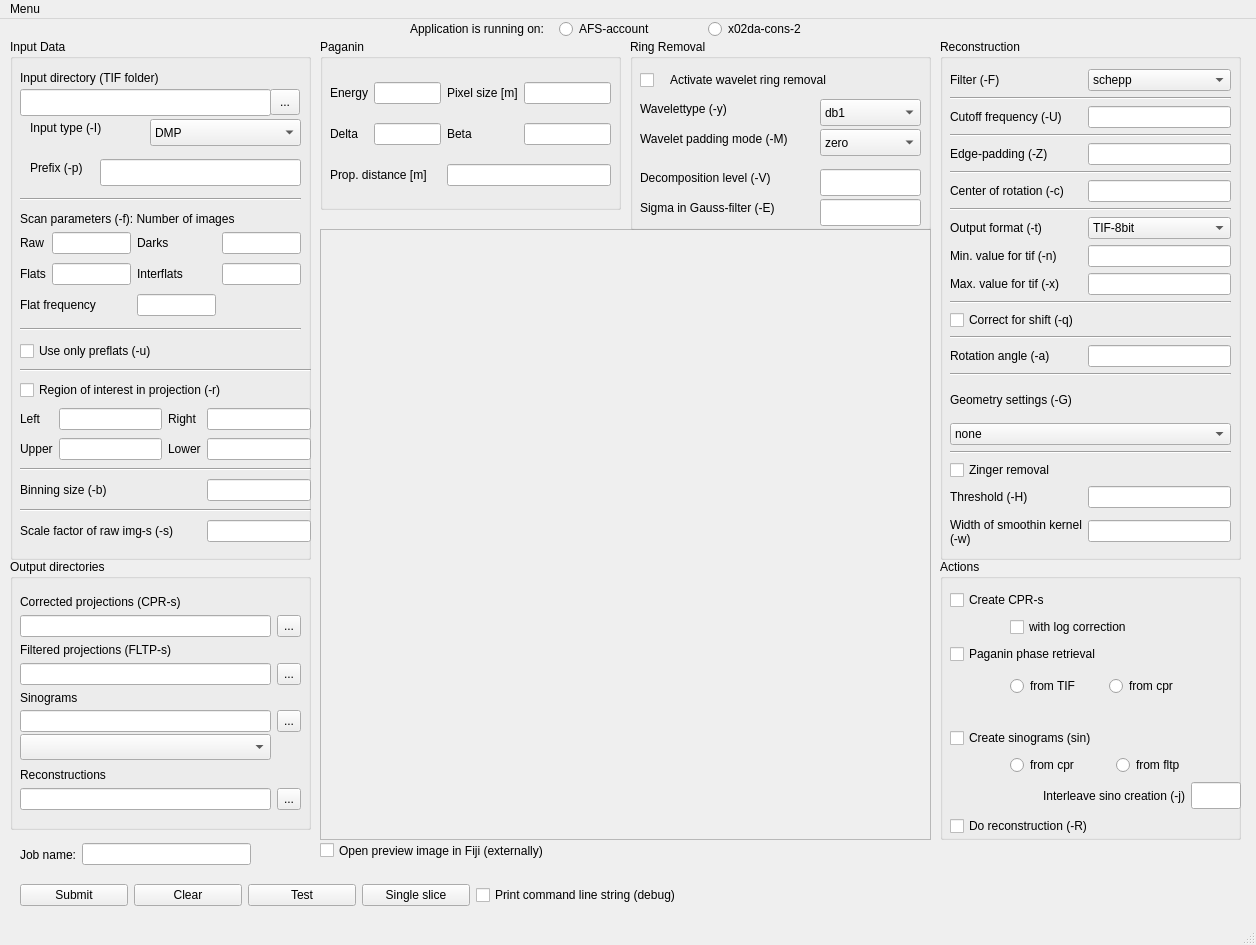
This is gui.ui in gnudo/grecoman as Qt 5 draws it before an edit. The edited form follows.
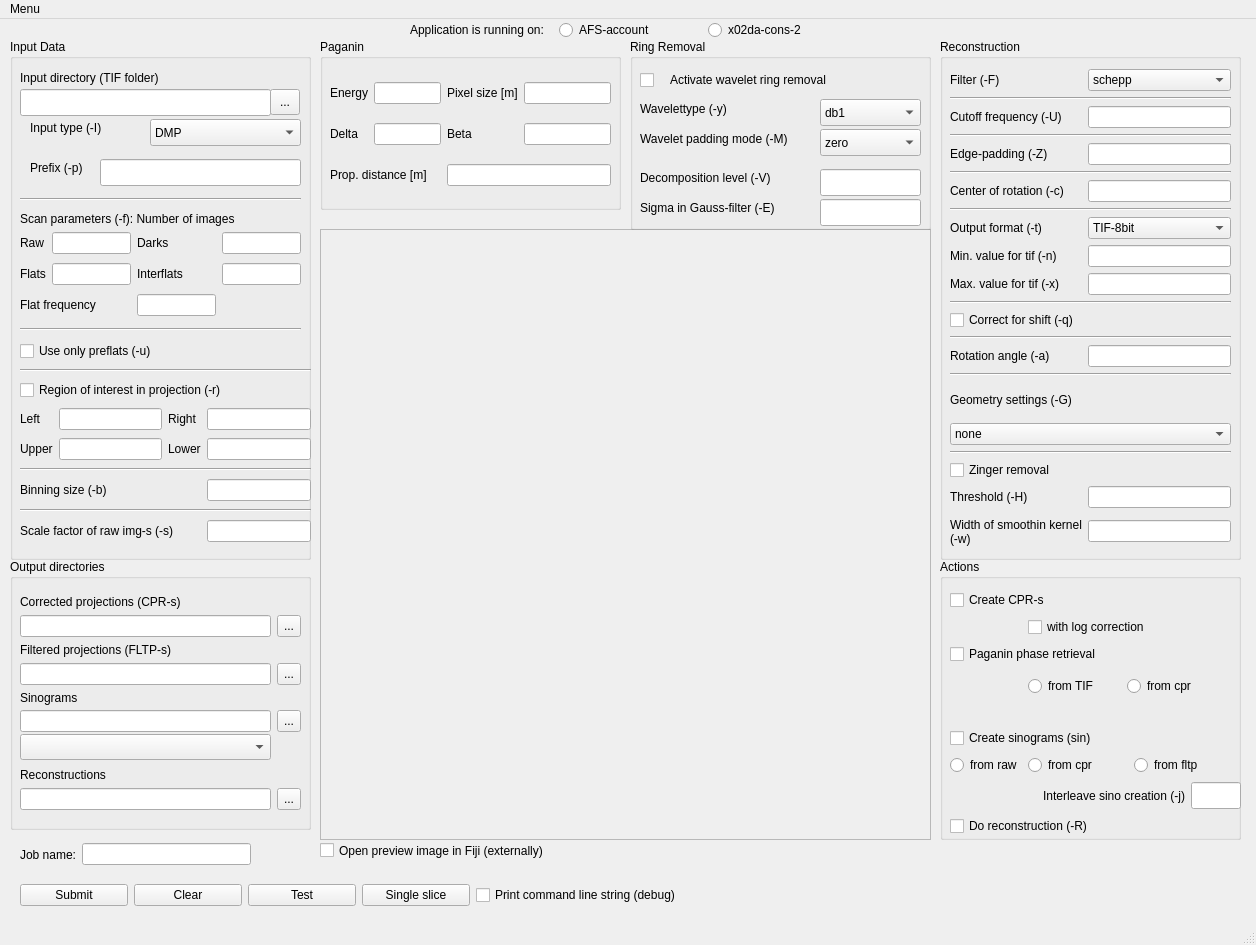
This is the edited form.

Commit message: new branch for testing/development purpose; beginning to add functionality for direct sino-creation;

```diff
--- a/gui.ui
+++ b/gui.ui
@@ -388,7 +388,7 @@
       <x>410</x>
       <y>0</y>
       <width>441</width>
-      <height>21</height>
+      <height>23</height>
      </rect>
     </property>
     <layout class="QGridLayout" name="gridLayout_2">
@@ -1319,26 +1319,13 @@
         </property>
        </widget>
       </item>
-      <item row="5" column="2">
+      <item row="5" column="2" colspan="2">
        <widget class="QRadioButton" name="sin_fromfltp">
         <property name="text">
          <string>from fltp</string>
         </property>
        </widget>
       </item>
-      <item row="5" column="0">
-       <spacer name="horizontalSpacer">
-        <property name="orientation">
-         <enum>Qt::Horizontal</enum>
-        </property>
-        <property name="sizeHint" stdset="0">
-         <size>
-          <width>40</width>
-          <height>20</height>
-         </size>
-        </property>
-       </spacer>
-      </item>
       <item row="1" column="1" colspan="2">
        <widget class="QCheckBox" name="withlog">
         <property name="text">
@@ -1346,7 +1333,7 @@
         </property>
        </widget>
       </item>
-      <item row="3" column="1" colspan="2">
+      <item row="3" column="1" colspan="3">
        <widget class="QWidget" name="widget" native="true">
         <property name="maximumSize">
          <size>
@@ -1382,6 +1369,13 @@
         </widget>
        </widget>
       </item>
+      <item row="5" column="0">
+       <widget class="QRadioButton" name="sin_fromraw">
+        <property name="text">
+         <string>from raw</string>
+        </property>
+       </widget>
+      </item>
      </layout>
     </widget>
    </widget>
```
The commit also changes 2 other files.
